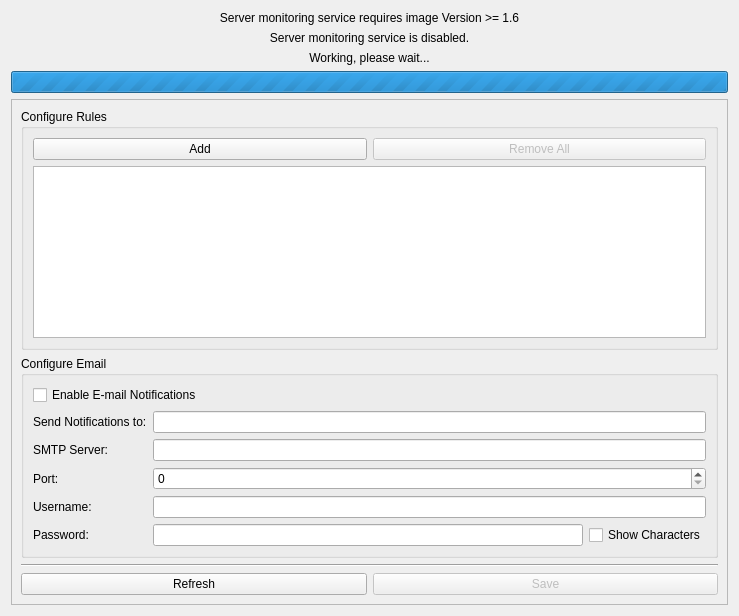
Above: src/brickv/plugin_system/plugins/red/ui/red_tab_settings_server_monitoring.ui from Tinkerforge/brickv before the change. Below: the same form after it.
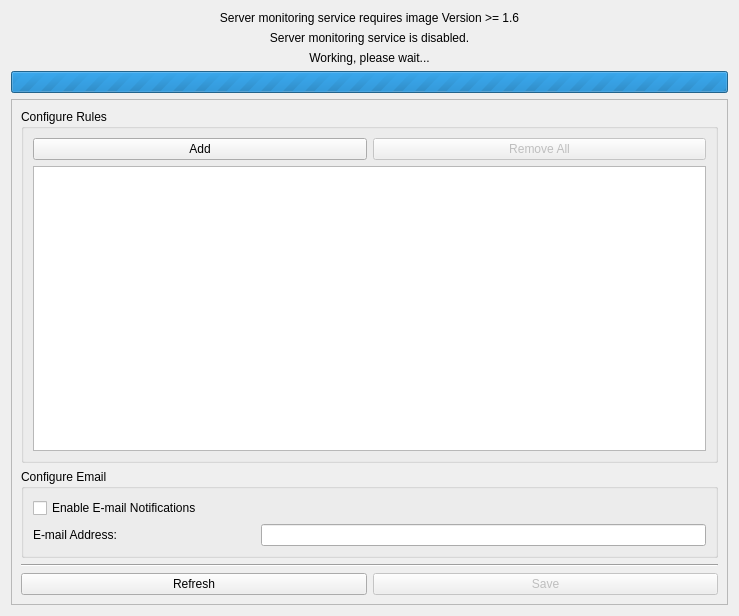
That is the form after the change.

Commit message: red-brick: 1. Simplify email config GUI 2. Modifications on tf nagios service code and enabling procedure

Diff of the .ui file:
```diff
--- a/src/brickv/plugin_system/plugins/red/ui/red_tab_settings_server_monitoring.ui
+++ b/src/brickv/plugin_system/plugins/red/ui/red_tab_settings_server_monitoring.ui
@@ -98,73 +98,22 @@
           <string>Configure Email</string>
          </property>
          <layout class="QGridLayout" name="gridLayout_4">
-          <item row="2" column="0">
-           <widget class="QLabel" name="label_2">
-            <property name="text">
-             <string>SMTP Server:</string>
-            </property>
-           </widget>
-          </item>
-          <item row="3" column="0">
-           <widget class="QLabel" name="label_3">
-            <property name="text">
-             <string>Port:</string>
-            </property>
-           </widget>
-          </item>
           <item row="1" column="0">
            <widget class="QLabel" name="label">
             <property name="text">
-             <string>Send Notifications to:</string>
-            </property>
-           </widget>
-          </item>
-          <item row="0" column="0" colspan="2">
-           <widget class="QCheckBox" name="checkBox">
-            <property name="text">
-             <string>Enable E-mail Notifications</string>
-            </property>
-           </widget>
-          </item>
-          <item row="5" column="1">
-           <widget class="QLineEdit" name="lineEdit_4">
-            <property name="echoMode">
-             <enum>QLineEdit::Password</enum>
-            </property>
-           </widget>
-          </item>
-          <item row="5" column="0">
-           <widget class="QLabel" name="label_5">
-            <property name="text">
-             <string>Password:</string>
-            </property>
-           </widget>
-          </item>
-          <item row="4" column="0">
-           <widget class="QLabel" name="label_4">
-            <property name="text">
-             <string>Username:</string>
-            </property>
-           </widget>
-          </item>
-          <item row="5" column="2">
-           <widget class="QCheckBox" name="checkBox_2">
-            <property name="text">
-             <string>Show Characters</string>
+             <string>E-mail Address:</string>
             </property>
            </widget>
           </item>
           <item row="1" column="1" colspan="2">
            <widget class="QLineEdit" name="lineEdit"/>
           </item>
-          <item row="2" column="1" colspan="2">
-           <widget class="QLineEdit" name="lineEdit_2"/>
-          </item>
-          <item row="3" column="1" colspan="2">
-           <widget class="QSpinBox" name="spinBox"/>
-          </item>
-          <item row="4" column="1" colspan="2">
-           <widget class="QLineEdit" name="lineEdit_3"/>
+          <item row="0" column="0" colspan="3">
+           <widget class="QCheckBox" name="checkBox">
+            <property name="text">
+             <string>Enable E-mail Notifications</string>
+            </property>
+           </widget>
           </item>
          </layout>
         </widget>
```
The commit also changes 1 other file.
